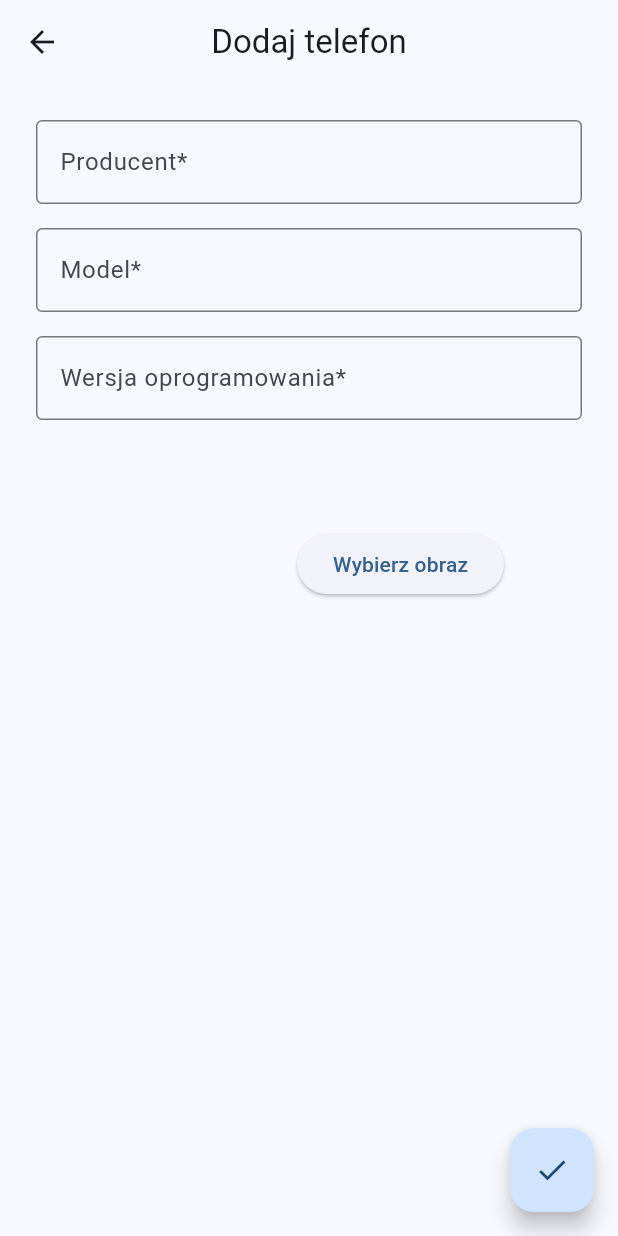
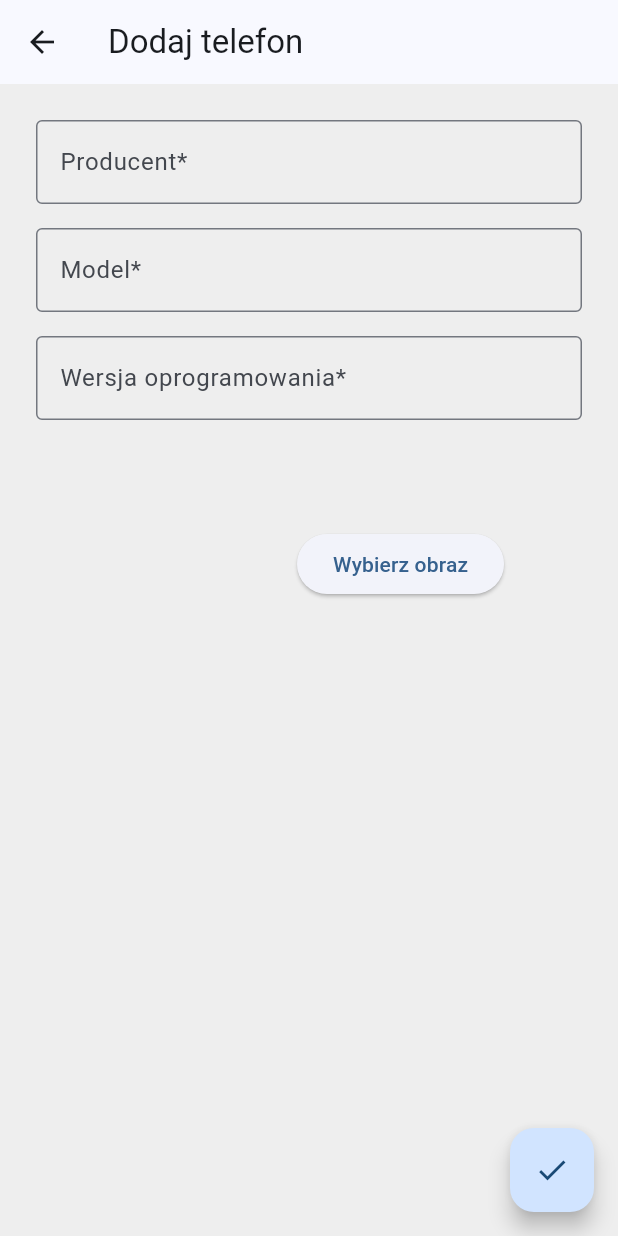
Before and after one commit to michalgalant00/aplikacje_mobilne_app_2, a Flutter app: the screen it shows after launch, after a tap on the "add" icon, on a phone screen of 412 x 824 dp. Run offline on Flutter 3.47's test engine with Material 2 defaults, Android fonts, the phone set to English and light mode, and no system bars; our stand-ins replace image_picker, sqflite; accounts and stored records are empty.

Commit message:
Updated styles.  todo: add image preview in phone_row

```diff
--- a/lib/main.dart
+++ b/lib/main.dart
@@ -11,7 +11,7 @@ class MyApp extends StatelessWidget {
   @override
   Widget build(BuildContext context) {
     return MaterialApp(
-      title: 'Flutter Local Database App',
+      title: 'Aplikacja nr 2',
       theme: ThemeData(
         colorScheme: ColorScheme.fromSeed(seedColor: Colors.blue),
         useMaterial3: true,
--- a/lib/phone_form_screen.dart
+++ b/lib/phone_form_screen.dart
@@ -28,15 +28,6 @@ class PhoneScreenState extends State<PhoneScreen> {
   bool producerFocused = false;
   bool modelFocused = false;
   bool softVersionFocused = false;
-
-  // void pickImageClick() async {
-  //   XFile? image = await imagePicker.pickImage(source: ImageSource.gallery);
-  //   setState(() {
-  //     if (image != null) {
-  //       avatarPathController.text = image.path;
-  //     }
-  //   });
-  // }
 
   void pickImageClick() async {
     XFile? image = await imagePicker.pickImage(source: ImageSource.gallery);
@@ -160,9 +151,9 @@ class PhoneScreenState extends State<PhoneScreen> {
   @override
   Widget build(BuildContext context) {
     return Scaffold(
+      backgroundColor: Colors.grey[200],
       appBar: AppBar(
         title: Text(widget.phone == null ? 'Dodaj telefon' : 'Edytuj telefon'),
-        centerTitle: true,
       ),
       body: Center(
         child: Padding(
@@ -237,7 +228,7 @@ class PhoneScreenState extends State<PhoneScreen> {
       ),
       floatingActionButton: FloatingActionButton(
         onPressed: savePhone,
-        tooltip: 'AddOrEdit',
+        tooltip: 'Zatwierdź dane',
         child: const Icon(Icons.done),
       ),
     );
--- a/lib/phone_list_screen.dart
+++ b/lib/phone_list_screen.dart
@@ -62,8 +62,7 @@ class _PhonesScreenState extends State<PhonesScreen> {
     return Scaffold(
       backgroundColor: Colors.grey[200],
       appBar: AppBar(
-        title: const Text('Telefony'),
-        centerTitle: true,
+        title: const Text('Twoje telefony'),
       ),
       floatingActionButton: FloatingActionButton(
         onPressed: () async {
--- a/lib/phone_row.dart
+++ b/lib/phone_row.dart
@@ -16,6 +16,8 @@ class PhoneWidget extends StatelessWidget {
   @override
   Widget build(BuildContext context) {
     return InkWell(
+      onTap: editClick,
+      onDoubleTap: deleteClick,
       child: Card(
         color: const Color.fromARGB(255, 167, 224, 255),
         margin: const EdgeInsets.only(top: 16.0, left: 16.0, right: 16.0),
```
